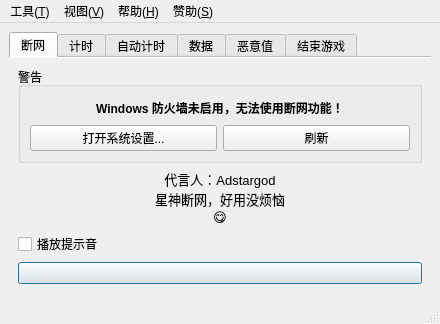
Old version of the form EliteSpeedrunTool/MainWindow.ui in the repository GTA5Oracle/EliteSpeedrunTool.
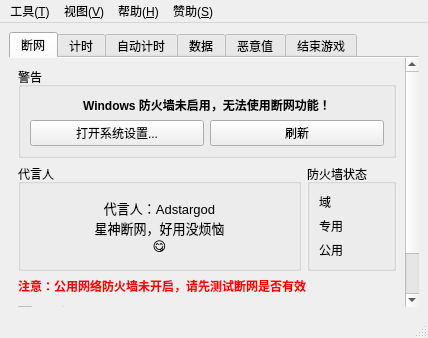
New version of the form. The open tabs and pages were chosen to show the change. Icons and pictures are not drawn. Custom widgets are drawn as their Qt base class.

Commit message: [fix] Fixed an issue where the firewall could not be detected as enabled under certain conditions; fixed an issue that could potentially cause the network disconnection feature to fail

Patch:
```diff
--- a/EliteSpeedrunTool/MainWindow.ui
+++ b/EliteSpeedrunTool/MainWindow.ui
@@ -6,8 +6,8 @@
    <rect>
     <x>0</x>
     <y>0</y>
-    <width>440</width>
-    <height>324</height>
+    <width>428</width>
+    <height>338</height>
    </rect>
   </property>
   <widget class="QWidget" name="centralwidget">
@@ -50,8 +50,8 @@
             <rect>
              <x>0</x>
              <y>0</y>
-             <width>422</width>
-             <height>237</height>
+             <width>396</width>
+             <height>290</height>
             </rect>
            </property>
            <layout class="QVBoxLayout" name="verticalLayout_6">
@@ -110,19 +110,146 @@
              </widget>
             </item>
             <item>
-             <widget class="QLabel" name="label">
+             <layout class="QHBoxLayout" name="horizontalLayout_2">
+              <item>
+               <widget class="QGroupBox" name="groupBox_2">
+                <property name="title">
+                 <string>代言人</string>
+                </property>
+                <layout class="QVBoxLayout" name="verticalLayout_13">
+                 <item>
+                  <widget class="QLabel" name="label">
+                   <property name="font">
+                    <font>
+                     <pointsize>10</pointsize>
+                    </font>
+                   </property>
+                   <property name="text">
+                    <string>代言人：Adstargod
+星神断网，好用没烦恼
+😋</string>
+                   </property>
+                   <property name="alignment">
+                    <set>Qt::AlignCenter</set>
+                   </property>
+                  </widget>
+                 </item>
+                </layout>
+               </widget>
+              </item>
+              <item>
+               <widget class="QGroupBox" name="groupBox">
+                <property name="sizePolicy">
+                 <sizepolicy hsizetype="Maximum" vsizetype="Maximum">
+                  <horstretch>0</horstretch>
+                  <verstretch>0</verstretch>
+                 </sizepolicy>
+                </property>
+                <property name="title">
+                 <string>防火墙状态</string>
+                </property>
+                <layout class="QFormLayout" name="formLayout_2">
+                 <item row="0" column="0">
+                  <widget class="QLabel" name="label_11">
+                   <property name="text">
+                    <string>域</string>
+                   </property>
+                  </widget>
+                 </item>
+                 <item row="0" column="1">
+                  <widget class="QLabel" name="labFirewallDomainState">
+                   <property name="sizePolicy">
+                    <sizepolicy hsizetype="Maximum" vsizetype="Preferred">
+                     <horstretch>0</horstretch>
+                     <verstretch>0</verstretch>
+                    </sizepolicy>
+                   </property>
+                  </widget>
+                 </item>
+                 <item row="1" column="0">
+                  <widget class="QLabel" name="label_7">
+                   <property name="text">
+                    <string>专用</string>
+                   </property>
+                  </widget>
+                 </item>
+                 <item row="1" column="1">
+                  <widget class="QLabel" name="labFirewallPrivateState">
+                   <property name="sizePolicy">
+                    <sizepolicy hsizetype="Maximum" vsizetype="Preferred">
+                     <horstretch>0</horstretch>
+                     <verstretch>0</verstretch>
+                    </sizepolicy>
+                   </property>
+                  </widget>
+                 </item>
+                 <item row="2" column="0">
+                  <widget class="QLabel" name="label_8">
+                   <property name="text">
+                    <string>公用</string>
+                   </property>
+                  </widget>
+                 </item>
+                 <item row="2" column="1">
+                  <widget class="QLabel" name="labFirewallPublicState">
+                   <property name="sizePolicy">
+                    <sizepolicy hsizetype="Maximum" vsizetype="Preferred">
+                     <horstretch>0</horstretch>
+                     <verstretch>0</verstretch>
+                    </sizepolicy>
+                   </property>
+                  </widget>
+                 </item>
+                </layout>
+               </widget>
+              </item>
+             </layout>
+            </item>
+            <item>
+             <widget class="QLabel" name="labFirewallPublicTypeDisabled">
+              <property name="sizePolicy">
+               <sizepolicy hsizetype="Preferred" vsizetype="Maximum">
+                <horstretch>0</horstretch>
+                <verstretch>0</verstretch>
+               </sizepolicy>
+              </property>
+              <property name="palette">
+               <palette>
+                <active>
+                 <colorrole role="WindowText">
+                  <brush brushstyle="SolidPattern">
+                   <color alpha="255">
+                    <red>255</red>
+                    <green>0</green>
+                    <blue>0</blue>
+                   </color>
+                  </brush>
+                 </colorrole>
+                </active>
+                <inactive>
+                 <colorrole role="WindowText">
+                  <brush brushstyle="SolidPattern">
+                   <color alpha="255">
+                    <red>255</red>
+                    <green>0</green>
+                    <blue>0</blue>
+                   </color>
+                  </brush>
+                 </colorrole>
+                </inactive>
+                <disabled/>
+               </palette>
+              </property>
               <property name="font">
                <font>
-                <pointsize>10</pointsize>
+                <bold>true</bold>
                </font>
               </property>
               <property name="text">
-               <string>代言人：Adstargod
-星神断网，好用没烦恼
-😋</string>
+               <string>注意：公用网络防火墙未开启，请先测试断网是否有效</string>
               </property>
-              <property name="alignment">
-               <set>Qt::AlignCenter</set>
+              <property name="wordWrap">
+               <bool>true</bool>
               </property>
              </widget>
             </item>
@@ -575,7 +702,7 @@
     <rect>
      <x>0</x>
      <y>0</y>
-     <width>440</width>
+     <width>428</width>
      <height>20</height>
     </rect>
    </property>
```
Left out of the diff: 4 changed lines with no effect on the pictures. The commit also changes 8 other files.
